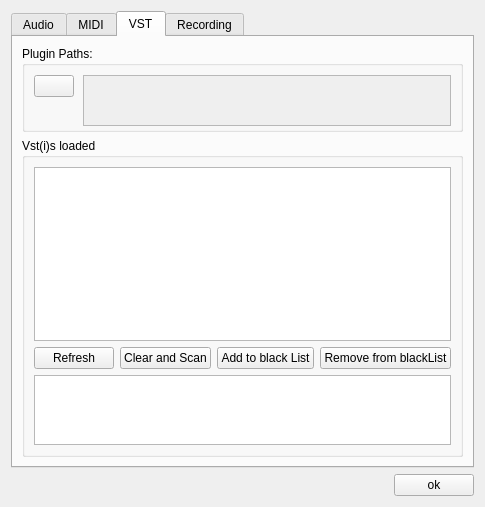
Old version of the form src/Common/gui/PreferencesDialog.ui in the repository elieserdejesus/JamTaba.
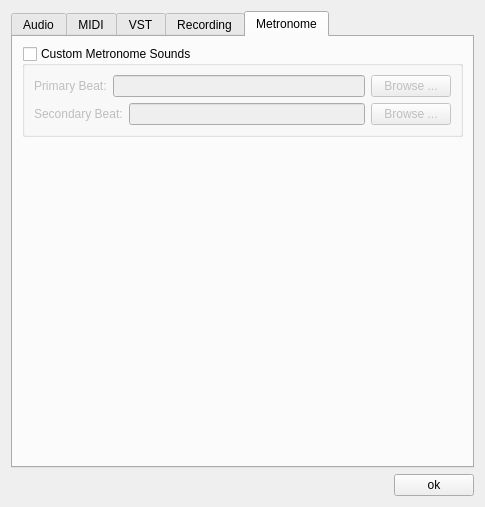
New version of the form.

Commit message: Adding Metronome tab in preferences dialog

The edit to the form file:
```diff
--- a/src/Common/gui/PreferencesDialog.ui
+++ b/src/Common/gui/PreferencesDialog.ui
@@ -17,7 +17,7 @@
    <item>
     <widget class="QTabWidget" name="prefsTab">
      <property name="currentIndex">
-      <number>2</number>
+      <number>4</number>
      </property>
      <widget class="QWidget" name="tabAudio">
       <attribute name="title">
@@ -564,6 +564,93 @@
        </item>
       </layout>
      </widget>
+     <widget class="QWidget" name="tabMetronome">
+      <attribute name="title">
+       <string>Metronome</string>
+      </attribute>
+      <layout class="QVBoxLayout" name="verticalLayout_3">
+       <item alignment="Qt::AlignTop">
+        <widget class="QGroupBox" name="groupBoxCustomSounds">
+         <property name="sizePolicy">
+          <sizepolicy hsizetype="Preferred" vsizetype="Maximum">
+           <horstretch>0</horstretch>
+           <verstretch>0</verstretch>
+          </sizepolicy>
+         </property>
+         <property name="title">
+          <string>Custom Metronome Sounds</string>
+         </property>
+         <property name="checkable">
+          <bool>true</bool>
+         </property>
+         <property name="checked">
+          <bool>false</bool>
+         </property>
+         <layout class="QVBoxLayout" name="verticalLayout_8">
+          <item>
+           <layout class="QVBoxLayout" name="layoutCustomSounds">
+            <item>
+             <layout class="QHBoxLayout" name="layoutPrimaryBeat">
+              <item>
+               <widget class="QLabel" name="labelPrimaryBeat">
+                <property name="text">
+                 <string>Primary Beat:</string>
+                </property>
+               </widget>
+              </item>
+              <item>
+               <widget class="QLineEdit" name="textFieldPrimaryBeat"/>
+              </item>
+              <item>
+               <widget class="QPushButton" name="buttonBrowsePrimaryBeat">
+                <property name="text">
+                 <string>Browse ...</string>
+                </property>
+               </widget>
+              </item>
+             </layout>
+            </item>
+            <item>
+             <layout class="QHBoxLayout" name="layoutSecondaryBeat">
+              <item>
+               <widget class="QLabel" name="labelSecondaryBeat">
+                <property name="text">
+                 <string>Secondary Beat:</string>
+                </property>
+               </widget>
+              </item>
+              <item>
+               <widget class="QLineEdit" name="textFieldSecondaryBeat"/>
+              </item>
+              <item>
+               <widget class="QPushButton" name="buttonBrowseSecondaryBeat">
+                <property name="text">
+                 <string>Browse ...</string>
+                </property>
+               </widget>
+              </item>
+             </layout>
+            </item>
+           </layout>
+          </item>
+         </layout>
+        </widget>
+       </item>
+       <item>
+        <spacer name="verticalSpacer_2">
+         <property name="orientation">
+          <enum>Qt::Vertical</enum>
+         </property>
+         <property name="sizeHint" stdset="0">
+          <size>
+           <width>20</width>
+           <height>40</height>
+          </size>
+         </property>
+        </spacer>
+       </item>
+      </layout>
+     </widget>
     </widget>
    </item>
    <item>
```
